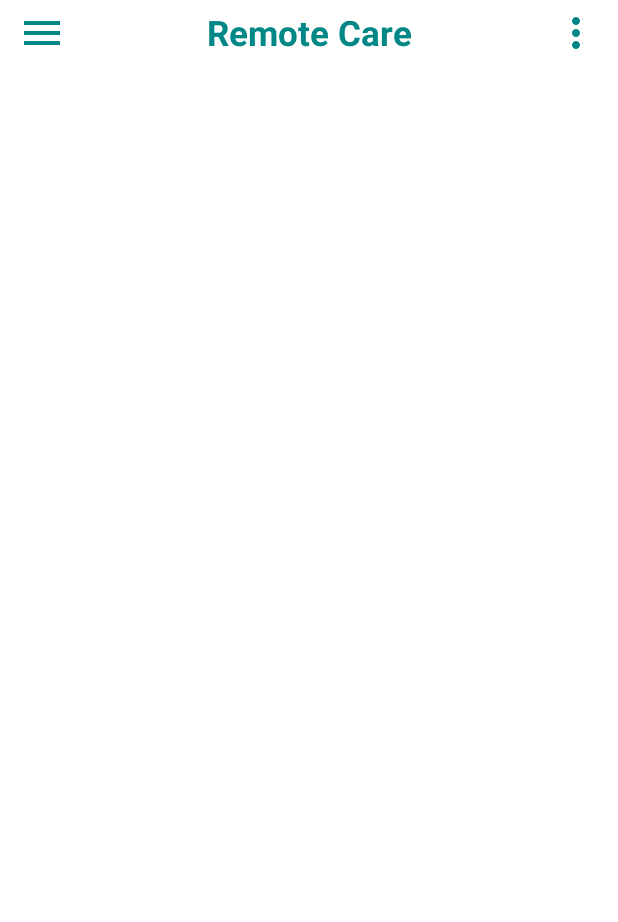
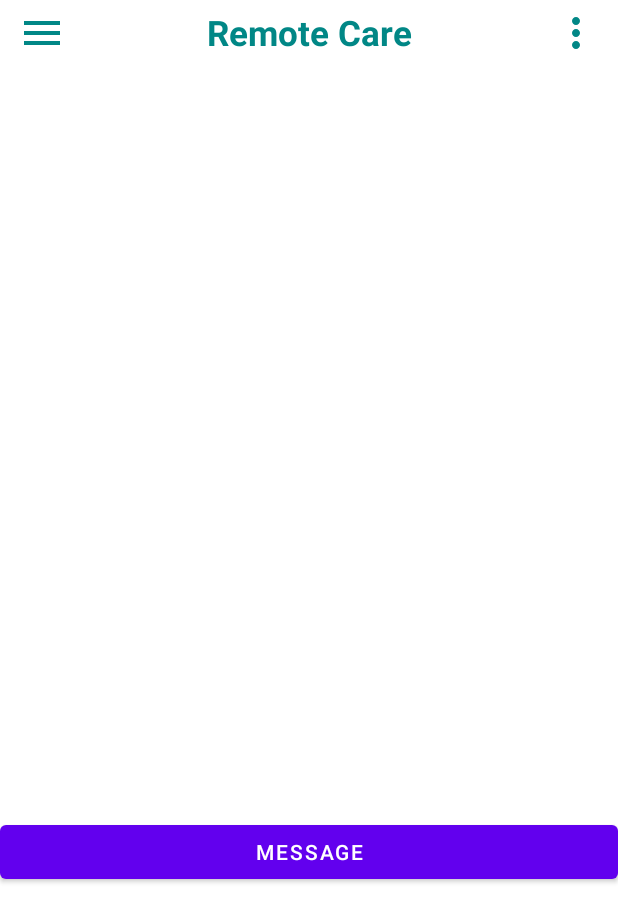
Before and after one commit to hanzla-sib/SMD_PROJECT_REMOTECARE, an Android app: the Doctor1 screen opened directly, with no data from a screen before it, on a phone screen of 412 x 824 dp. Shown: the top 922 px of the screen. Run offline under Robolectric (Android 15) with nearby library versions, the light colour scheme and no system bars.

Commit message:
if else on message

```diff
--- a/app/src/main/java/com/waqasahmad/remotecare/Doctor1.java
+++ b/app/src/main/java/com/waqasahmad/remotecare/Doctor1.java
@@ -8,12 +8,14 @@ import android.app.Activity;
 import android.content.Intent;
 import android.os.Bundle;
 import android.view.View;
+import android.widget.Button;
 import android.widget.ImageView;
 
 public class Doctor1 extends AppCompatActivity {
 
     DrawerLayout doc_drawerLayout;
     ImageView Menu,logo;
+    Button msg;
 
     @Override
     protected void onCreate(Bundle savedInstanceState) {
@@ -22,7 +24,14 @@ public class Doctor1 extends AppCompatActivity {
         doc_drawerLayout = findViewById(R.id.doctor_drawer_layout);
         Menu = findViewById(R.id.menu);
         logo=findViewById(R.id.rclogo);
-
+        msg=findViewById(R.id.messageall);
+        msg.setOnClickListener(new View.OnClickListener() {
+            @Override
+            public void onClick(View view) {
+                Intent intent=new Intent(Doctor1.this,messagemain.class);
+                startActivity(intent);
+            }
+        });
         Menu.setOnClickListener(new View.OnClickListener() {
             @Override
             public void onClick(View v) {
--- a/app/src/main/res/layout/doctor1.xml
+++ b/app/src/main/res/layout/doctor1.xml
@@ -16,8 +16,15 @@
 
         <include
             layout="@layout/toolbar"/>
+        <Button
+            android:layout_marginTop="500dp"
+            android:layout_width="match_parent"
+            android:layout_height="wrap_content"
+            android:id="@+id/messageall"
+            android:text="message"/>
 
     </LinearLayout>
+
 
     <RelativeLayout
         android:layout_width="300dp"
```
Also changed, not shown: app/src/main/java/com/waqasahmad/remotecare/messagemain.java (+23 -3 lines).
